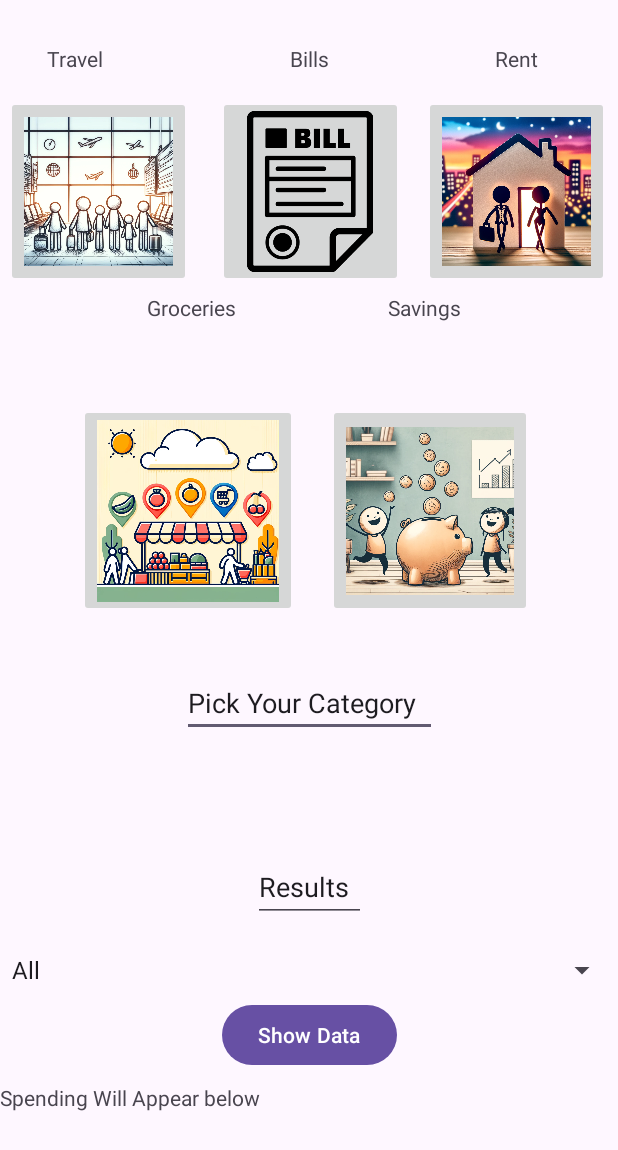
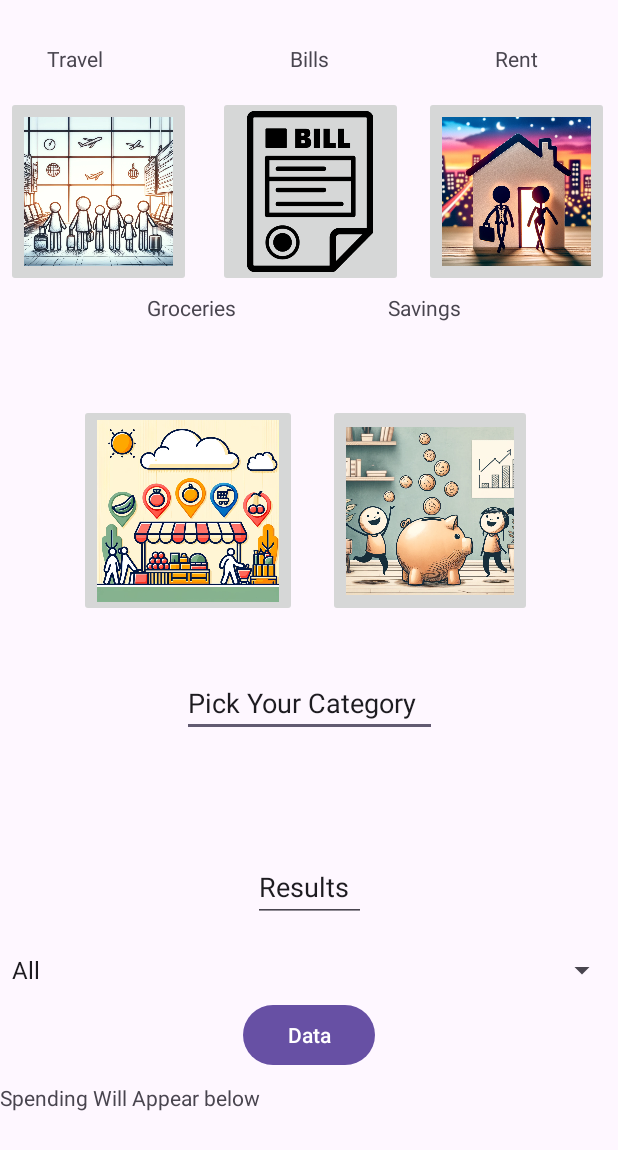
Before and after one commit to Anton-Duong/OSFinal, an Android app: the screen it shows after launch (MainActivity), on a phone screen of 412 x 824 dp. Shown: the top 1150 px of the screen. Run offline under Robolectric (Android 15) with nearby library versions, the phone set to English and light mode, and no system bars.

Commit message:
changed to Data

```diff
--- a/app/src/main/res/layout/activity_main.xml
+++ b/app/src/main/res/layout/activity_main.xml
@@ -109,7 +109,7 @@
       android:layout_width="wrap_content"
       android:layout_height="wrap_content"
       android:layout_marginTop="7dp"
-      android:text="Show Data"
+      android:text="Data"
       app:layout_constraintEnd_toEndOf="parent"
       app:layout_constraintStart_toStartOf="parent"
       app:layout_constraintTop_toBottomOf="@+id/categorySpinner" />
```
